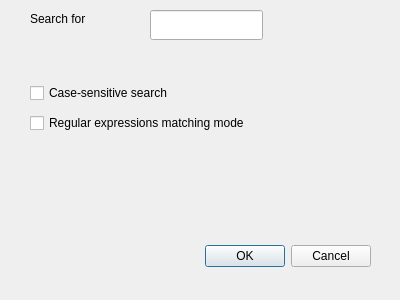
martinrotter/textosaurus, file src/gui/dialogs/formfindreplace.ui: the form before one commit.
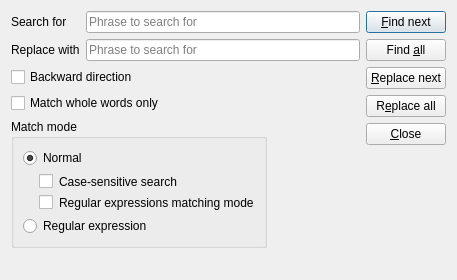
The form after the commit.

Commit message: Work on find dialog.

Diff of the .ui file:
```diff
--- a/src/gui/dialogs/formfindreplace.ui
+++ b/src/gui/dialogs/formfindreplace.ui
@@ -6,78 +6,194 @@
    <rect>
     <x>0</x>
     <y>0</y>
-    <width>400</width>
-    <height>300</height>
+    <width>457</width>
+    <height>280</height>
    </rect>
   </property>
   <property name="windowTitle">
    <string>Dialog</string>
   </property>
-  <widget class="QDialogButtonBox" name="m_buttonBox">
-   <property name="geometry">
-    <rect>
-     <x>30</x>
-     <y>240</y>
-     <width>341</width>
-     <height>32</height>
-    </rect>
-   </property>
-   <property name="orientation">
-    <enum>Qt::Horizontal</enum>
-   </property>
-   <property name="standardButtons">
-    <set>QDialogButtonBox::Cancel|QDialogButtonBox::Ok</set>
-   </property>
-  </widget>
-  <widget class="QLabel" name="label">
-   <property name="geometry">
-    <rect>
-     <x>30</x>
-     <y>10</y>
-     <width>64</width>
-     <height>17</height>
-    </rect>
-   </property>
-   <property name="text">
-    <string>Search for</string>
-   </property>
-  </widget>
-  <widget class="QLineEdit" name="m_txtSearchPhrase">
-   <property name="geometry">
-    <rect>
-     <x>150</x>
-     <y>10</y>
-     <width>113</width>
-     <height>30</height>
-    </rect>
-   </property>
-  </widget>
-  <widget class="QCheckBox" name="checkBox">
-   <property name="geometry">
-    <rect>
-     <x>30</x>
-     <y>80</y>
-     <width>251</width>
-     <height>26</height>
-    </rect>
-   </property>
-   <property name="text">
-    <string>Case-sensitive search</string>
-   </property>
-  </widget>
-  <widget class="QCheckBox" name="checkBox_2">
-   <property name="geometry">
-    <rect>
-     <x>30</x>
-     <y>110</y>
-     <width>251</width>
-     <height>26</height>
-    </rect>
-   </property>
-   <property name="text">
-    <string>Regular expressions matching mode</string>
-   </property>
-  </widget>
+  <layout class="QGridLayout" name="gridLayout_2">
+   <item row="0" column="2" rowspan="5">
+    <layout class="QVBoxLayout" name="verticalLayout">
+     <property name="sizeConstraint">
+      <enum>QLayout::SetFixedSize</enum>
+     </property>
+     <item>
+      <widget class="QPushButton" name="pushButton">
+       <property name="text">
+        <string>&amp;Find next</string>
+       </property>
+      </widget>
+     </item>
+     <item>
+      <widget class="QPushButton" name="pushButton_2">
+       <property name="text">
+        <string>Find &amp;all</string>
+       </property>
+      </widget>
+     </item>
+     <item>
+      <widget class="QPushButton" name="pushButton_3">
+       <property name="text">
+        <string>&amp;Replace next</string>
+       </property>
+      </widget>
+     </item>
+     <item>
+      <widget class="QPushButton" name="pushButton_4">
+       <property name="text">
+        <string>R&amp;eplace all</string>
+       </property>
+      </widget>
+     </item>
+     <item>
+      <widget class="QPushButton" name="pushButton_5">
+       <property name="text">
+        <string>&amp;Close</string>
+       </property>
+      </widget>
+     </item>
+     <item>
+      <spacer name="verticalSpacer">
+       <property name="orientation">
+        <enum>Qt::Vertical</enum>
+       </property>
+       <property name="sizeHint" stdset="0">
+        <size>
+         <width>20</width>
+         <height>40</height>
+        </size>
+       </property>
+      </spacer>
+     </item>
+    </layout>
+   </item>
+   <item row="3" column="0">
+    <widget class="QGroupBox" name="groupBox">
+     <property name="title">
+      <string>Match mode</string>
+     </property>
+     <layout class="QGridLayout" name="gridLayout">
+      <item row="0" column="0">
+       <widget class="QRadioButton" name="radioButton">
+        <property name="text">
+         <string>Normal</string>
+        </property>
+        <property name="checked">
+         <bool>true</bool>
+        </property>
+       </widget>
+      </item>
+      <item row="1" column="0">
+       <widget class="QCheckBox" name="checkBox">
+        <property name="styleSheet">
+         <string notr="true">margin-left: 16px;</string>
+        </property>
+        <property name="text">
+         <string>Case-sensitive search</string>
+        </property>
+       </widget>
+      </item>
+      <item row="2" column="0">
+       <widget class="QCheckBox" name="checkBox_3">
+        <property name="styleSheet">
+         <string notr="true">margin-left: 16px;</string>
+        </property>
+        <property name="text">
+         <string>Regular expressions matching mode</string>
+        </property>
+       </widget>
+      </item>
+      <item row="3" column="0">
+       <widget class="QRadioButton" name="radioButton_2">
+        <property name="text">
+         <string>Regular expression</string>
+        </property>
+       </widget>
+      </item>
+     </layout>
+    </widget>
+   </item>
+   <item row="4" column="0">
+    <spacer name="verticalSpacer_2">
+     <property name="orientation">
+      <enum>Qt::Vertical</enum>
+     </property>
+     <property name="sizeHint" stdset="0">
+      <size>
+       <width>20</width>
+       <height>42</height>
+      </size>
+     </property>
+    </spacer>
+   </item>
+   <item row="1" column="0">
+    <widget class="QCheckBox" name="checkBox_2">
+     <property name="text">
+      <string>Backward direction</string>
+     </property>
+    </widget>
+   </item>
+   <item row="2" column="0">
+    <widget class="QCheckBox" name="checkBox_4">
+     <property name="text">
+      <string>Match whole words only</string>
+     </property>
+    </widget>
+   </item>
+   <item row="0" column="0" colspan="2">
+    <layout class="QFormLayout" name="formLayout">
+     <item row="0" column="0">
+      <widget class="QLabel" name="label">
+       <property name="text">
+        <string>Search for</string>
+       </property>
+       <property name="buddy">
+        <cstring>m_txtSearchPhrase</cstring>
+       </property>
+      </widget>
+     </item>
+     <item row="0" column="1">
+      <widget class="QLineEdit" name="m_txtSearchPhrase">
+       <property name="placeholderText">
+        <string>Phrase to search for</string>
+       </property>
+      </widget>
+     </item>
+     <item row="1" column="0">
+      <widget class="QLabel" name="label_2">
+       <property name="text">
+        <string>Replace with</string>
+       </property>
+       <property name="buddy">
+        <cstring>m_txtSearchPhrase_2</cstring>
+       </property>
+      </widget>
+     </item>
+     <item row="1" column="1">
+      <widget class="QLineEdit" name="m_txtSearchPhrase_2">
+       <property name="placeholderText">
+        <string>Phrase to search for</string>
+       </property>
+      </widget>
+     </item>
+    </layout>
+   </item>
+   <item row="3" column="1" rowspan="2">
+    <spacer name="horizontalSpacer">
+     <property name="orientation">
+      <enum>Qt::Horizontal</enum>
+     </property>
+     <property name="sizeHint" stdset="0">
+      <size>
+       <width>40</width>
+       <height>20</height>
+      </size>
+     </property>
+    </spacer>
+   </item>
+  </layout>
  </widget>
  <resources/>
  <connections>
```
Left out of the diff: 32 changed lines with no effect on the pictures. The commit also changes 4 other files.
